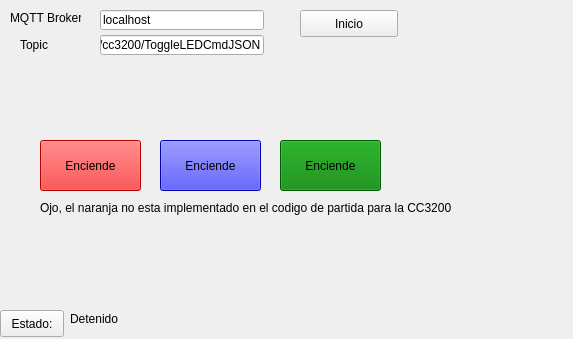
This is guipanel.ui in AndresCasasola/PublisherSubscriberJSON as Qt 5 draws it before an edit. The edited form follows.
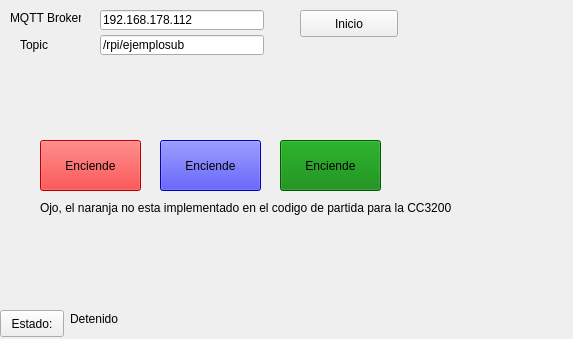
This is the edited form.

```diff
--- a/guipanel.ui
+++ b/guipanel.ui
@@ -88,7 +88,7 @@
     </rect>
    </property>
    <property name="text">
-    <string>localhost</string>
+    <string>192.168.178.112</string>
    </property>
   </widget>
   <widget class="QLineEdit" name="topic">
@@ -101,7 +101,7 @@
     </rect>
    </property>
    <property name="text">
-    <string>/cc3200/ToggleLEDCmdJSON</string>
+    <string>/rpi/ejemplosub</string>
    </property>
   </widget>
   <widget class="QPushButton" name="pushButton_2">
```
